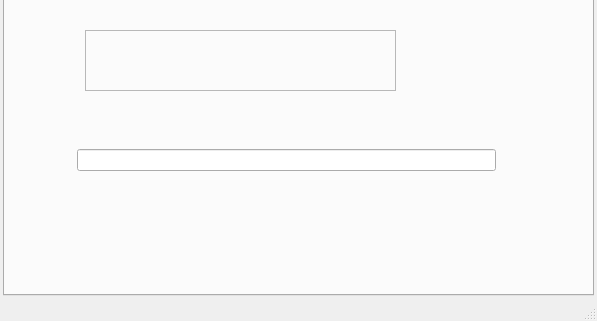
Before: the Qt Designer form src/q4wine-gui/uis/MainWindow.ui in brezerk/q4wine, drawn with Qt 5; both pictures show x 0 to 597 and y 188 to 509 of the 597 by 509 pixel window.
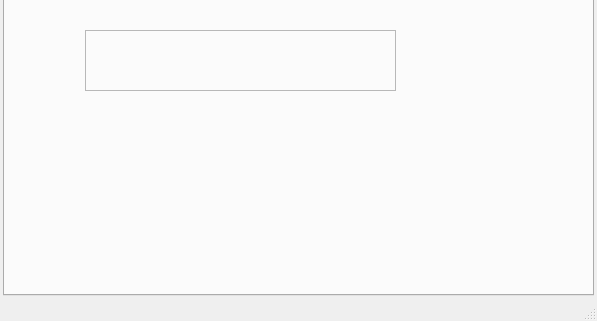
After: the same form once the commit is applied. Icons and pictures are not drawn.

Commit message: Added: allow to chose icon view size and style;

Patch:
```diff
--- a/src/q4wine-gui/uis/MainWindow.ui
+++ b/src/q4wine-gui/uis/MainWindow.ui
@@ -29,44 +29,6 @@
        <attribute name="title">
         <string>Programs</string>
        </attribute>
-       <widget class="QWidget" name="widgetFilter" native="true">
-        <property name="geometry">
-         <rect>
-          <x>30</x>
-          <y>285</y>
-          <width>461</width>
-          <height>31</height>
-         </rect>
-        </property>
-        <layout class="QHBoxLayout" name="horizontalLayout_2">
-         <property name="sizeConstraint">
-          <enum>QLayout::SetMinimumSize</enum>
-         </property>
-         <property name="margin">
-          <number>0</number>
-         </property>
-         <item>
-          <widget class="QPushButton" name="cmdClearFilter">
-           <property name="toolTip">
-            <string>Clear filter text</string>
-           </property>
-           <property name="text">
-            <string/>
-           </property>
-           <property name="icon">
-            <iconset resource="../../q4wine.qrc">
-             <normaloff>:/data/clear-ltr.png</normaloff>:/data/clear-ltr.png</iconset>
-           </property>
-           <property name="flat">
-            <bool>true</bool>
-           </property>
-          </widget>
-         </item>
-         <item>
-          <widget class="QLineEdit" name="txtIconFilter"/>
-         </item>
-        </layout>
-       </widget>
        <widget class="QFrame" name="gbInfo">
         <property name="geometry">
          <rect>
```
The commit also changes 13 other files.
